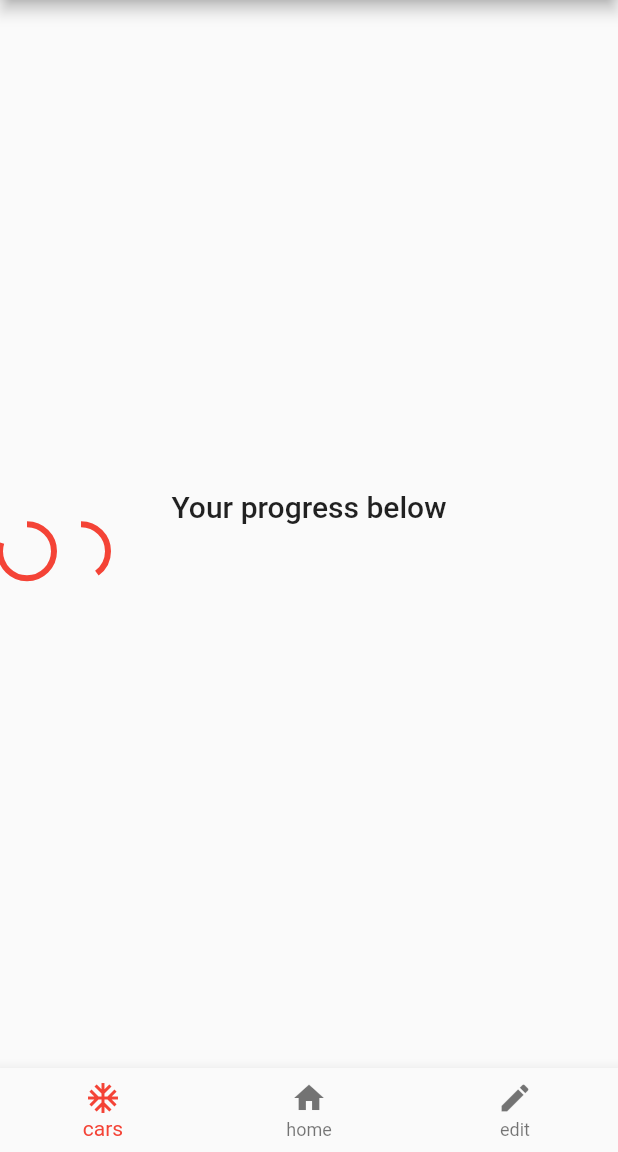
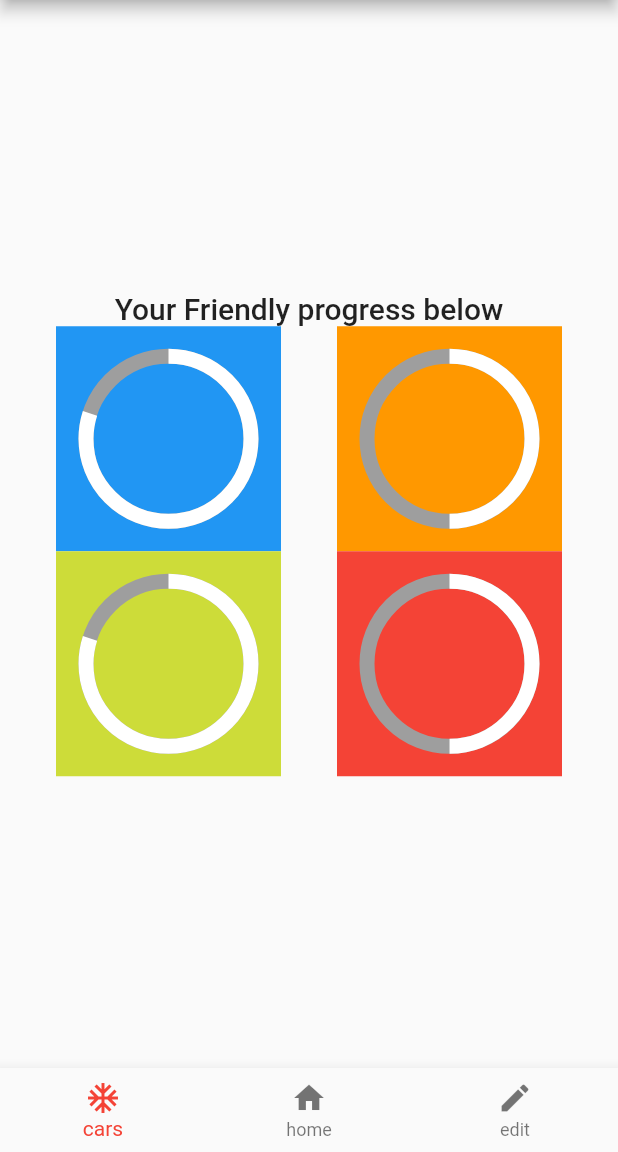
Before and after one commit to eriksoriano/forgood, a Flutter app: the screen it shows after launch, on a phone screen of 412 x 824 dp, the part 84-1236 px from its top. Run offline on Flutter 3.47's test engine with Material 2 defaults, Android fonts, the phone set to English and light mode, and no system bars.

Commit message:
added 4 circles

```diff
--- a/lib/main.dart
+++ b/lib/main.dart
@@ -40,43 +40,81 @@ class _MyHomePageState extends State<MyHomePage> {
     });
   }
 
-  // Widget _selectTab() {
-  //   switch (_selectedTabIndex) {
-  //     case 0:
-  //       return const Center(child: Icon(Icons.ac_unit, size: 200));
-  //     case 1:
-  //       return const Center(child: Icon(Icons.home, size: 200));
-  //     case 2:
-  //       return const Center(child: Icon(Icons.edit, size: 200));
-  //     default:
-  //       return const Center(child: Icon(Icons.ac_unit, size: 200));
-  //   }
-  // }
-
   @override
   Widget build(BuildContext context) {
+    final size = 150.0;
     return Scaffold(
       appBar: AppBar(
         title: Text(widget.title),
       ),
-      body: Column(
+      body: Container(
+        child: Column(
           mainAxisAlignment: MainAxisAlignment.center,
           children: <Widget>[
             Text(
-            'Your progress below',
+              'Your Friendly progress below',
               style: Theme.of(context).textTheme.headline6,
             ),
             Row(
+              mainAxisAlignment: MainAxisAlignment.spaceEvenly,
               children: [
-              CircularProgressIndicator(
+                Container(
+                  width: size,
+                  height: size,
+                  color: Colors.blue,
+                  padding: EdgeInsets.all(20),
+                  child: CircularProgressIndicator(
+                    strokeWidth: 10,
+                    color: Colors.white,
+                    backgroundColor: Colors.grey,
                     value: 0.8,
                   ),
-              CircularProgressIndicator(
-                value: 0.4,
+                ),
+                Container(
+                  width: size,
+                  height: size,
+                  color: Colors.orange,
+                  padding: EdgeInsets.all(20),
+                  child: CircularProgressIndicator(
+                    strokeWidth: 10,
+                    color: Colors.white,
+                    backgroundColor: Colors.grey,
+                    value: 0.5,
+                  ),
+                ),
+              ],
+            ),
+            Row(
+              mainAxisAlignment: MainAxisAlignment.spaceEvenly,
+              children: [
+                Container(
+                  width: size,
+                  height: size,
+                  color: Colors.lime,
+                  padding: EdgeInsets.all(20),
+                  child: CircularProgressIndicator(
+                    strokeWidth: 10,
+                    color: Colors.white,
+                    backgroundColor: Colors.grey,
+                    value: 0.8,
+                  ),
+                ),
+                Container(
+                  width: size,
+                  height: size,
+                  color: Colors.red,
+                  padding: EdgeInsets.all(20),
+                  child: CircularProgressIndicator(
+                    strokeWidth: 10,
+                    color: Colors.white,
+                    backgroundColor: Colors.grey,
+                    value: 0.5,
+                  ),
                 ),
               ],
             ),
           ],
+        ),
       ),
       bottomNavigationBar: BottomNavigationBar(
         currentIndex: _selectedTabIndex,
--- a/pubspec.yaml
+++ b/pubspec.yaml
@@ -44,7 +44,7 @@ dev_dependencies:
   # activated in the `analysis_options.yaml` file located at the root of your
   # package. See that file for information about deactivating specific lint
   # rules and activating additional ones.
-  flutter_lints: ^1.0.0
+  # flutter_lints: ^1.0.0
 
 # For information on the generic Dart part of this file, see the
 # following page: https://dart.dev/tools/pub/pubspec
```
Also changed, not shown: pubspec.lock. Lines whose indentation alone changed are shown as unchanged.
